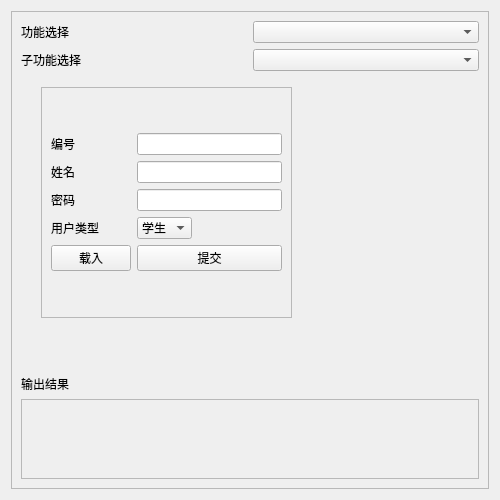
Old version of the form ui/managementpage.ui in the repository azh-1415926/POCAssistant.
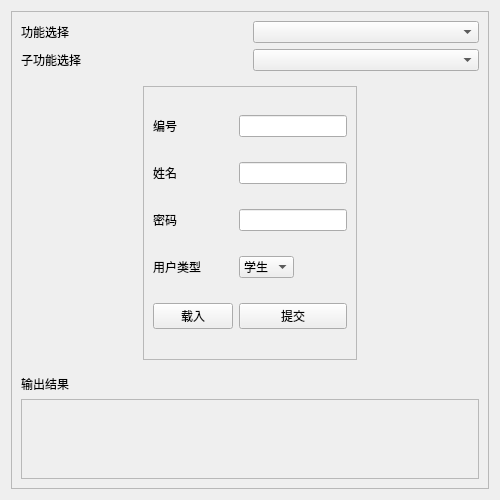
New version of the form. Custom widgets are drawn as their Qt base class.

Commit message: 补全在线管理中的班级模块

```diff
--- a/ui/managementpage.ui
+++ b/ui/managementpage.ui
@@ -13,7 +13,7 @@
   <property name="windowTitle">
    <string>managementpage</string>
   </property>
-  <layout class="QVBoxLayout" name="verticalLayout_2">
+  <layout class="QHBoxLayout" name="horizontalLayout_3">
    <item>
     <widget class="QFrame" name="frame">
      <property name="frameShape">
@@ -57,22 +57,29 @@
          <number>0</number>
         </property>
         <widget class="QWidget" name="userPage">
+         <layout class="QHBoxLayout" name="horizontalLayout_5">
+          <item>
+           <spacer name="horizontalSpacer">
+            <property name="orientation">
+             <enum>Qt::Orientation::Horizontal</enum>
+            </property>
+            <property name="sizeHint" stdset="0">
+             <size>
+              <width>82</width>
+              <height>20</height>
+             </size>
+            </property>
+           </spacer>
+          </item>
+          <item>
          <widget class="QFrame" name="frame_3">
-          <property name="geometry">
-           <rect>
-            <x>20</x>
-            <y>10</y>
-            <width>251</width>
-            <height>231</height>
-           </rect>
-          </property>
           <property name="frameShape">
            <enum>QFrame::Shape::StyledPanel</enum>
           </property>
           <property name="frameShadow">
            <enum>QFrame::Shadow::Raised</enum>
           </property>
-          <layout class="QVBoxLayout" name="verticalLayout_8">
+            <layout class="QHBoxLayout" name="horizontalLayout_4">
            <item>
             <layout class="QGridLayout" name="gridLayout">
              <item row="1" column="1">
@@ -171,6 +178,21 @@
            </item>
           </layout>
          </widget>
+          </item>
+          <item>
+           <spacer name="horizontalSpacer_2">
+            <property name="orientation">
+             <enum>Qt::Orientation::Horizontal</enum>
+            </property>
+            <property name="sizeHint" stdset="0">
+             <size>
+              <width>82</width>
+              <height>20</height>
+             </size>
+            </property>
+           </spacer>
+          </item>
+         </layout>
         </widget>
         <widget class="QWidget" name="classPage">
          <widget class="QFrame" name="frame_7">
```
Left out of the diff: 42 changed lines with no effect on the pictures. Lines whose indentation alone changed are shown as unchanged. The commit also changes 2 other files.
